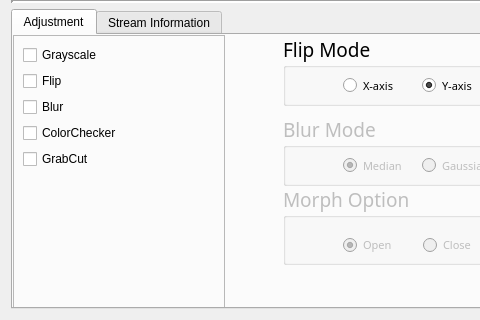
jmysu/OpenCap, file QT5.project/OpenCV_Capture/main/ui/CameraView.ui: the form before one commit; both pictures show x 0 to 480 and y 480 to 800 of the 837 by 800 pixel window.
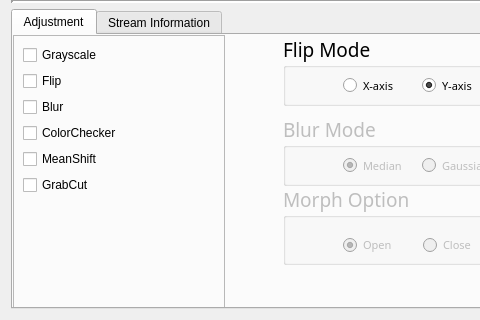
The form after the commit. Icons and pictures are not drawn. Custom widgets are drawn as their Qt base class.

```diff
--- a/QT5.project/OpenCV_Capture/main/ui/CameraView.ui
+++ b/QT5.project/OpenCV_Capture/main/ui/CameraView.ui
@@ -433,6 +433,13 @@
           </property>
          </widget>
         </item>
+        <item>
+         <widget class="QCheckBox" name="checkBoxMeanShift">
+          <property name="text">
+           <string>MeanShift</string>
+          </property>
+         </widget>
+        </item>
         <item>
          <widget class="QCheckBox" name="checkBoxGrabCut">
           <property name="text">
```
